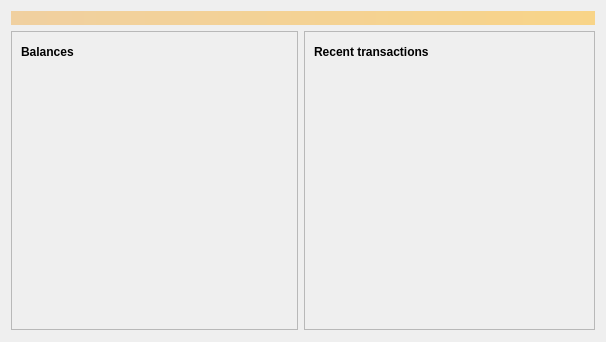
The window that src/qt/forms/overviewpage.ui (grabbytabby/faircoin) describes before a commit, drawn with Qt 5.
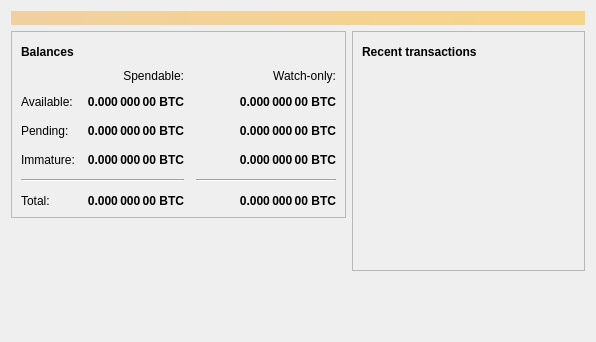
The same window after the commit. Icons and pictures are not drawn.

```diff
--- a/src/qt/forms/overviewpage.ui
+++ b/src/qt/forms/overviewpage.ui
@@ -6,7 +6,7 @@
    <rect>
     <x>0</x>
     <y>0</y>
-    <width>606</width>
+    <width>596</width>
     <height>342</height>
    </rect>
   </property>
@@ -20,7 +20,7 @@
       <bool>false</bool>
      </property>
      <property name="styleSheet">
-      <string notr="true">QLabel { background-color: qlineargradient(x1: 0, y1: 0, x2: 1, y2: 0, stop:0 #F0D0A0, stop:1 #F8D488); color:#000000; }</string>
+      <string notr="true">background-color: qlineargradient(x1: 0, y1: 0, x2: 1, y2: 0, stop:0 #F0D0A0, stop:1 #F8D488); color:#000000;</string>
      </property>
      <property name="wordWrap">
       <bool>true</bool>
@@ -66,12 +66,6 @@
               <property name="enabled">
                <bool>false</bool>
               </property>
-              <property name="minimumSize">
-               <size>
-                <width>150</width>
-                <height>0</height>
-               </size>
-              </property>
               <property name="maximumSize">
                <size>
                 <width>30</width>
@@ -81,9 +75,6 @@
               <property name="toolTip">
                <string>The displayed information may be out of date. Your wallet automatically synchronizes with the FairCoin network after a connection is established, but this process has not completed yet.</string>
               </property>
-              <property name="styleSheet">
-               <string notr="true">text-align: left</string>
-              </property>
               <property name="text">
                <string/>
               </property>
@@ -119,27 +110,334 @@
            </layout>
           </item>
           <item>
-           <widget class="QListWidget" name="overviewLW">
-            <property name="focusPolicy">
-             <enum>Qt::NoFocus</enum>
+           <layout class="QGridLayout" name="gridLayout">
+            <property name="spacing">
+             <number>12</number>
             </property>
-            <property name="styleSheet">
-             <string notr="true">QListWidget { background-color:transparent }</string>
-            </property>
-            <property name="frameShape">
-             <enum>QFrame::NoFrame</enum>
-            </property>
-            <property name="frameShadow">
-             <enum>QFrame::Plain</enum>
-            </property>
-            <property name="selectionMode">
-             <enum>QAbstractItemView::NoSelection</enum>
-            </property>
-           </widget>
+            <item row="2" column="2">
+             <widget class="QLabel" name="labelWatchPending">
+              <property name="font">
+               <font>
+                <weight>75</weight>
+                <bold>true</bold>
+               </font>
+              </property>
+              <property name="cursor">
+               <cursorShape>IBeamCursor</cursorShape>
+              </property>
+              <property name="toolTip">
+               <string>Unconfirmed transactions to watch-only addresses</string>
+              </property>
+              <property name="text">
+               <string notr="true">0.000 000 00 BTC</string>
+              </property>
+              <property name="alignment">
+               <set>Qt::AlignRight|Qt::AlignTrailing|Qt::AlignVCenter</set>
+              </property>
+              <property name="textInteractionFlags">
+               <set>Qt::LinksAccessibleByMouse|Qt::TextSelectableByKeyboard|Qt::TextSelectableByMouse</set>
+              </property>
+             </widget>
+            </item>
+            <item row="2" column="1">
+             <widget class="QLabel" name="labelUnconfirmed">
+              <property name="font">
+               <font>
+                <weight>75</weight>
+                <bold>true</bold>
+               </font>
+              </property>
+              <property name="cursor">
+               <cursorShape>IBeamCursor</cursorShape>
+              </property>
+              <property name="toolTip">
+               <string>Total of transactions that have yet to be confirmed, and do not yet count toward the spendable balance</string>
+              </property>
+              <property name="text">
+               <string notr="true">0.000 000 00 BTC</string>
+              </property>
+              <property name="alignment">
+               <set>Qt::AlignRight|Qt::AlignTrailing|Qt::AlignVCenter</set>
+              </property>
+              <property name="textInteractionFlags">
+               <set>Qt::LinksAccessibleByMouse|Qt::TextSelectableByKeyboard|Qt::TextSelectableByMouse</set>
+              </property>
+             </widget>
+            </item>
+            <item row="3" column="2">
+             <widget class="QLabel" name="labelWatchImmature">
+              <property name="font">
+               <font>
+                <weight>75</weight>
+                <bold>true</bold>
+               </font>
+              </property>
+              <property name="cursor">
+               <cursorShape>IBeamCursor</cursorShape>
+              </property>
+              <property name="toolTip">
+               <string>Mined balance in watch-only addresses that has not yet matured</string>
+              </property>
+              <property name="text">
+               <string notr="true">0.000 000 00 BTC</string>
+              </property>
+              <property name="alignment">
+               <set>Qt::AlignRight|Qt::AlignTrailing|Qt::AlignVCenter</set>
+              </property>
+              <property name="textInteractionFlags">
+               <set>Qt::LinksAccessibleByMouse|Qt::TextSelectableByKeyboard|Qt::TextSelectableByMouse</set>
+              </property>
+             </widget>
+            </item>
+            <item row="4" column="0" colspan="2">
+             <widget class="Line" name="line">
+              <property name="orientation">
+               <enum>Qt::Horizontal</enum>
+              </property>
+             </widget>
+            </item>
+            <item row="4" column="2">
+             <widget class="Line" name="lineWatchBalance">
+              <property name="sizePolicy">
+               <sizepolicy hsizetype="Preferred" vsizetype="Fixed">
+                <horstretch>0</horstretch>
+                <verstretch>0</verstretch>
+               </sizepolicy>
+              </property>
+              <property name="minimumSize">
+               <size>
+                <width>140</width>
+                <height>0</height>
+               </size>
+              </property>
+              <property name="orientation">
+               <enum>Qt::Horizontal</enum>
+              </property>
+             </widget>
+            </item>
+            <item row="5" column="0">
+             <widget class="QLabel" name="labelTotalText">
+              <property name="text">
+               <string>Total:</string>
+              </property>
+             </widget>
+            </item>
+            <item row="3" column="1">
+             <widget class="QLabel" name="labelImmature">
+              <property name="font">
+               <font>
+                <weight>75</weight>
+                <bold>true</bold>
+               </font>
+              </property>
+              <property name="cursor">
+               <cursorShape>IBeamCursor</cursorShape>
+              </property>
+              <property name="toolTip">
+               <string>Mined balance that has not yet matured</string>
+              </property>
+              <property name="text">
+               <string notr="true">0.000 000 00 BTC</string>
+              </property>
+              <property name="alignment">
+               <set>Qt::AlignRight|Qt::AlignTrailing|Qt::AlignVCenter</set>
+              </property>
+              <property name="textInteractionFlags">
+               <set>Qt::LinksAccessibleByMouse|Qt::TextSelectableByKeyboard|Qt::TextSelectableByMouse</set>
+              </property>
+             </widget>
+            </item>
+            <item row="2" column="3">
+             <spacer name="horizontalSpacer_2">
+              <property name="orientation">
+               <enum>Qt::Horizontal</enum>
+              </property>
+              <property name="sizeHint" stdset="0">
+               <size>
+                <width>40</width>
+                <height>20</height>
+               </size>
+              </property>
+             </spacer>
+            </item>
+            <item row="3" column="0">
+             <widget class="QLabel" name="labelImmatureText">
+              <property name="text">
+               <string>Immature:</string>
+              </property>
+             </widget>
+            </item>
+            <item row="5" column="1">
+             <widget class="QLabel" name="labelTotal">
+              <property name="font">
+               <font>
+                <weight>75</weight>
+                <bold>true</bold>
+               </font>
+              </property>
+              <property name="cursor">
+               <cursorShape>IBeamCursor</cursorShape>
+              </property>
+              <property name="toolTip">
+               <string>Your current total balance</string>
+              </property>
+              <property name="text">
+               <string notr="true">0.000 000 00 BTC</string>
+              </property>
+              <property name="alignment">
+               <set>Qt::AlignRight|Qt::AlignTrailing|Qt::AlignVCenter</set>
+              </property>
+              <property name="textInteractionFlags">
+               <set>Qt::LinksAccessibleByMouse|Qt::TextSelectableByKeyboard|Qt::TextSelectableByMouse</set>
+              </property>
+             </widget>
+            </item>
+            <item row="5" column="2">
+             <widget class="QLabel" name="labelWatchTotal">
+              <property name="font">
+               <font>
+                <weight>75</weight>
+                <bold>true</bold>
+               </font>
+              </property>
+              <property name="cursor">
+               <cursorShape>IBeamCursor</cursorShape>
+              </property>
+              <property name="toolTip">
+               <string>Current total balance in watch-only addresses</string>
+              </property>
+              <property name="text">
+               <string notr="true">0.000 000 00 BTC</string>
+              </property>
+              <property name="alignment">
+               <set>Qt::AlignRight|Qt::AlignTrailing|Qt::AlignVCenter</set>
+              </property>
+              <property name="textInteractionFlags">
+               <set>Qt::LinksAccessibleByMouse|Qt::TextSelectableByKeyboard|Qt::TextSelectableByMouse</set>
+              </property>
+             </widget>
+            </item>
+            <item row="0" column="2">
+             <widget class="QLabel" name="labelWatchonly">
+              <property name="text">
+               <string>Watch-only:</string>
+              </property>
+              <property name="alignment">
+               <set>Qt::AlignRight|Qt::AlignTrailing|Qt::AlignVCenter</set>
+              </property>
+             </widget>
+            </item>
+            <item row="1" column="0">
+             <widget class="QLabel" name="labelBalanceText">
+              <property name="text">
+               <string>Available:</string>
+              </property>
+             </widget>
+            </item>
+            <item row="1" column="1">
+             <widget class="QLabel" name="labelBalance">
+              <property name="font">
+               <font>
+                <weight>75</weight>
+                <bold>true</bold>
+               </font>
+              </property>
+              <property name="cursor">
+               <cursorShape>IBeamCursor</cursorShape>
+              </property>
+              <property name="toolTip">
+               <string>Your current spendable balance</string>
+              </property>
+              <property name="text">
+               <string notr="true">0.000 000 00 BTC</string>
+              </property>
+              <property name="alignment">
+               <set>Qt::AlignRight|Qt::AlignTrailing|Qt::AlignVCenter</set>
+              </property>
+              <property name="textInteractionFlags">
+               <set>Qt::LinksAccessibleByMouse|Qt::TextSelectableByKeyboard|Qt::TextSelectableByMouse</set>
+              </property>
+             </widget>
+            </item>
+            <item row="1" column="2">
+             <widget class="QLabel" name="labelWatchAvailable">
+              <property name="font">
+               <font>
+                <weight>75</weight>
+                <bold>true</bold>
+               </font>
+              </property>
+              <property name="cursor">
+               <cursorShape>IBeamCursor</cursorShape>
+              </property>
+              <property name="toolTip">
+               <string>Your current balance in watch-only addresses</string>
+              </property>
+              <property name="text">
+               <string notr="true">0.000 000 00 BTC</string>
+              </property>
+              <property name="alignment">
+               <set>Qt::AlignRight|Qt::AlignTrailing|Qt::AlignVCenter</set>
+              </property>
+              <property name="textInteractionFlags">
+               <set>Qt::LinksAccessibleByMouse|Qt::TextSelectableByKeyboard|Qt::TextSelectableByMouse</set>
+              </property>
+             </widget>
+            </item>
+            <item row="2" column="0">
+             <widget class="QLabel" name="labelPendingText">
+              <property name="text">
+               <string>Pending:</string>
+              </property>
+             </widget>
+            </item>
+            <item row="0" column="1">
+             <widget class="QLabel" name="labelSpendable">
+              <property name="text">
+               <string>Spendable:</string>
+              </property>
+              <property name="alignment">
+               <set>Qt::AlignRight|Qt::AlignTrailing|Qt::AlignVCenter</set>
+              </property>
+             </widget>
+            </item>
+           </layout>
           </item>
          </layout>
         </widget>
        </item>
+       <item>
+        <spacer name="verticalSpacer">
+         <property name="orientation">
+          <enum>Qt::Vertical</enum>
+         </property>
+         <property name="sizeHint" stdset="0">
+          <size>
+           <width>20</width>
+           <height>40</height>
+          </size>
+         </property>
+        </spacer>
+       </item>
+       <item>
+        <widget class="QLabel" name="label_wallet_logo">
+         <property name="text">
+          <string/>
+         </property>
+         <property name="pixmap">
+          <pixmap resource="../bitcoin.qrc">:/icons/wallet_logo</pixmap>
+         </property>
+         <property name="scaledContents">
+          <bool>false</bool>
+         </property>
+         <property name="alignment">
+          <set>Qt::AlignCenter</set>
+         </property>
+         <property name="margin">
+          <number>-2</number>
+         </property>
+        </widget>
+       </item>
       </layout>
      </item>
      <item>
@@ -173,12 +471,6 @@
               <property name="enabled">
                <bool>false</bool>
               </property>
-              <property name="minimumSize">
-               <size>
-                <width>150</width>
-                <height>0</height>
-               </size>
-              </property>
               <property name="maximumSize">
                <size>
                 <width>30</width>
@@ -188,10 +480,6 @@
               <property name="toolTip">
                <string>The displayed information may be out of date. Your wallet automatically synchronizes with the FairCoin network after a connection is established, but this process has not completed yet.</string>
               </property>
-              <property name="styleSheet">
-               <string notr="true">text-align:left;
-</string>
-              </property>
               <property name="text">
                <string/>
               </property>
@@ -245,42 +533,26 @@
             </property>
            </widget>
           </item>
-          <item>
-           <spacer name="verticalSpacer_2">
-            <property name="orientation">
-             <enum>Qt::Vertical</enum>
-            </property>
-            <property name="sizeHint" stdset="0">
-             <size>
-              <width>20</width>
-              <height>40</height>
-             </size>
-            </property>
-           </spacer>
-          </item>
          </layout>
         </widget>
        </item>
+       <item>
+        <spacer name="verticalSpacer_2">
+         <property name="orientation">
+          <enum>Qt::Vertical</enum>
+         </property>
+         <property name="sizeHint" stdset="0">
+          <size>
+           <width>20</width>
+           <height>40</height>
+          </size>
+         </property>
+        </spacer>
+       </item>
       </layout>
      </item>
     </layout>
    </item>
-   <item>
-    <spacer name="verticalSpacer">
-     <property name="orientation">
-      <enum>Qt::Vertical</enum>
-     </property>
-     <property name="sizeType">
-      <enum>QSizePolicy::Fixed</enum>
-     </property>
-     <property name="sizeHint" stdset="0">
-      <size>
-       <width>1</width>
-       <height>1</height>
-      </size>
-     </property>
-    </spacer>
-   </item>
   </layout>
  </widget>
  <resources/>
```
Left out of the diff: 7 changed lines with no effect on the pictures.
